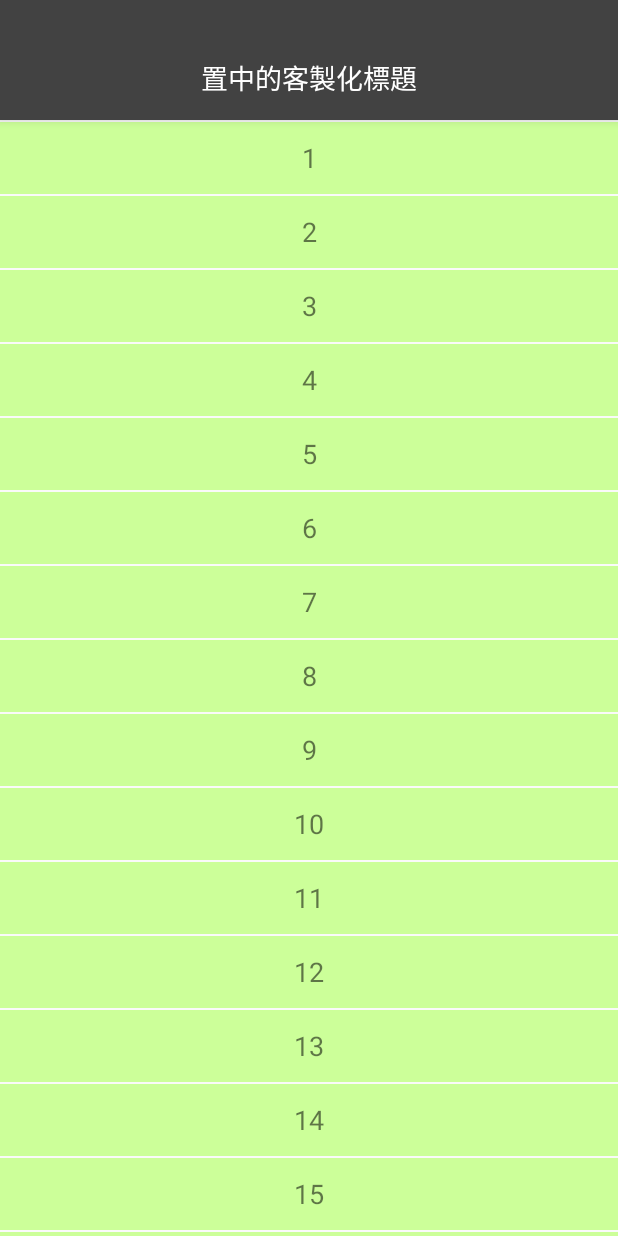
After one commit to boris88210/DemoApp, an Android app: the CustToolBarActivity screen opened directly, with no data from a screen before it, on a phone screen of 412 x 824 dp. The commit adds this screen. Run offline under Robolectric (Android 15) with nearby library versions, the phone set to English and light mode, and no system bars; our stand-ins replace ButterKnife.

Commit message:
新增AppBar，內有置中標題

```diff
--- a/app/src/main/AndroidManifest.xml
+++ b/app/src/main/AndroidManifest.xml
@@ -81,7 +81,11 @@
             android:name=".activities.transparentActionBar.EmptyTPActionBarActivity"
             android:label="EmptyActivity"
             android:theme="@style/AppTheme.NoActionBar" />
-        />
+
+        <activity
+            android:name=".activities.transparentActionBar.CustToolBarActivity"
+            android:label="CustToolBar"
+            android:theme="@style/AppTheme.NoActionBar" />
     </application>
 
 </manifest>
--- /dev/null
+++ b/app/src/main/java/com/development/borissu/demoapp/activities/transparentActionBar/CustToolBarActivity.java
@@ -0,0 +1,66 @@
+package com.development.borissu.demoapp.activities.transparentActionBar;
+
+import android.graphics.Color;
+import android.os.Build;
+import android.support.v7.app.AppCompatActivity;
+import android.os.Bundle;
+import android.support.v7.widget.LinearLayoutManager;
+import android.support.v7.widget.RecyclerView;
+import android.support.v7.widget.Toolbar;
+import android.view.View;
+import android.view.Window;
+import android.view.WindowManager;
+
+import com.development.borissu.demoapp.R;
+import com.development.borissu.demoapp.activities.BaseActivity;
+import com.development.borissu.demoapp.adapter.SampleAdapter;
+
+import butterknife.BindView;
+
+public class CustToolBarActivity extends BaseActivity {
+
+    @BindView(R.id.toolbar)
+    Toolbar toolbar;
+
+    @BindView(R.id.rv_album)
+    RecyclerView mAlbum;
+
+
+    @Override
+    protected void onCreate(Bundle savedInstanceState) {
+        super.onCreate(savedInstanceState);
+        setContentView(R.layout.activity_cust_tool_bar);
+
+        initToolbar();
+
+        //設定Status bar 為透明
+        if (Build.VERSION.SDK_INT >= Build.VERSION_CODES.KITKAT) { // 4.4
+            getWindow().addFlags(WindowManager.LayoutParams.FLAG_TRANSLUCENT_STATUS);
+        }
+
+        if (Build.VERSION.SDK_INT >= Build.VERSION_CODES.LOLLIPOP) { // 5.0
+            Window window = getWindow();
+            window.clearFlags(WindowManager.LayoutParams.FLAG_TRANSLUCENT_STATUS); // 確認取消半透明設置。
+            window.getDecorView().setSystemUiVisibility(
+                    View.SYSTEM_UI_FLAG_LAYOUT_FULLSCREEN // 全螢幕顯示，status bar 不隱藏，activity 上方 layout 會被 status bar 覆蓋。
+                            | View.SYSTEM_UI_FLAG_LAYOUT_STABLE);// 表示我們的 UI 是 LIGHT 的 style，icon 就會呈現深色系。); // 配合其他 flag 使用，防止 system bar 改變後 layout 的變動。
+            window.addFlags(WindowManager.LayoutParams.FLAG_DRAWS_SYSTEM_BAR_BACKGROUNDS); // 跟系統表示要渲染 system bar 背景。
+            window.setStatusBarColor(Color.TRANSPARENT);
+        }
+    }
+
+    protected void initToolbar() {
+        setSupportActionBar(toolbar);
+        setTitle("");
+
+    }
+
+    @Override
+    protected void onStart() {
+        super.onStart();
+
+        SampleAdapter adapter = new SampleAdapter(this);
+        mAlbum.setLayoutManager(new LinearLayoutManager(this));
+        mAlbum.setAdapter(adapter);
+    }
+}
--- /dev/null
+++ b/app/src/main/res/layout/activity_cust_tool_bar.xml
@@ -0,0 +1,21 @@
+<?xml version="1.0" encoding="utf-8"?>
+<android.support.constraint.ConstraintLayout xmlns:android="http://schemas.android.com/apk/res/android"
+    xmlns:app="http://schemas.android.com/apk/res-auto"
+    xmlns:tools="http://schemas.android.com/tools"
+    android:layout_width="match_parent"
+    android:layout_height="match_parent"
+    tools:context="com.development.borissu.demoapp.activities.transparentActionBar.CustToolBarActivity">
+
+    <include
+        android:id="@+id/app_bar"
+        layout="@layout/appbar" />
+
+
+    <android.support.v7.widget.RecyclerView
+        android:id="@+id/rv_album"
+        android:layout_width="match_parent"
+        android:layout_height="0dp"
+        app:layout_constraintTop_toBottomOf="@+id/app_bar"
+        app:layout_constraintBottom_toBottomOf="parent"/>
+
+</android.support.constraint.ConstraintLayout>
--- /dev/null
+++ b/app/src/main/res/layout/appbar.xml
@@ -0,0 +1,50 @@
+<?xml version="1.0" encoding="utf-8"?>
+<android.support.design.widget.AppBarLayout xmlns:android="http://schemas.android.com/apk/res/android"
+    android:layout_width="match_parent"
+    android:layout_height="wrap_content"
+    android:theme="@style/AppTheme.AppBarOverlay">
+
+    <android.support.v7.widget.Toolbar
+        android:id="@+id/toolbar"
+        android:layout_width="match_parent"
+        android:layout_height="80dp"
+        android:background="#424242"
+        android:paddingTop="24dp">
+
+        <FrameLayout
+            android:layout_width="wrap_content"
+            android:layout_height="wrap_content"
+            android:layout_gravity="center">
+
+            <TextView
+                android:id="@+id/app_bar_title"
+                android:layout_width="wrap_content"
+                android:layout_height="wrap_content"
+                android:text="置中的客製化標題"
+                android:textColor="@android:color/white"
+                android:textSize="18dp" />
+
+        </FrameLayout>
+
+        <FrameLayout
+            android:id="@+id/app_bar_left_layout"
+            android:layout_width="wrap_content"
+            android:layout_height="wrap_content"
+            android:layout_gravity="start|center_vertical">
+
+
+        </FrameLayout>
+
+        <FrameLayout
+            android:id="@+id/app_bar_right_layout"
+            android:layout_width="wrap_content"
+            android:layout_height="wrap_content"
+            android:layout_gravity="end|center_vertical"
+            android:layout_marginEnd="15dp">
+
+
+        </FrameLayout>
+
+    </android.support.v7.widget.Toolbar>
+
+</android.support.design.widget.AppBarLayout>
```
Also changed, not shown: app/src/main/java/com/development/borissu/demoapp/activities/transparentActionBar/EmptyTPActionBarActivity.java (+52 -2 lines), app/src/main/res/layout/activity_empty_tpaction_bar.xml (+10 -3 lines).
